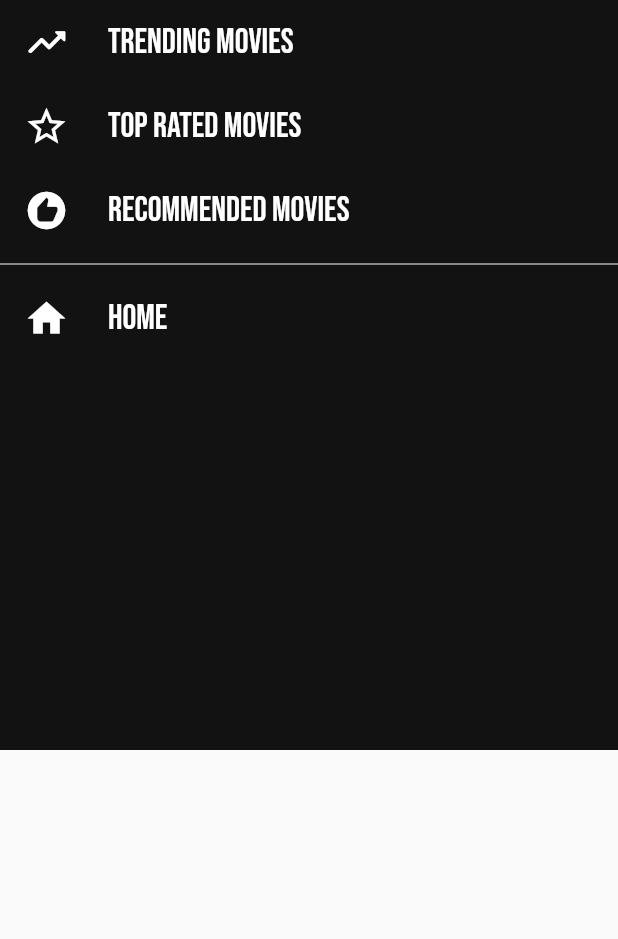
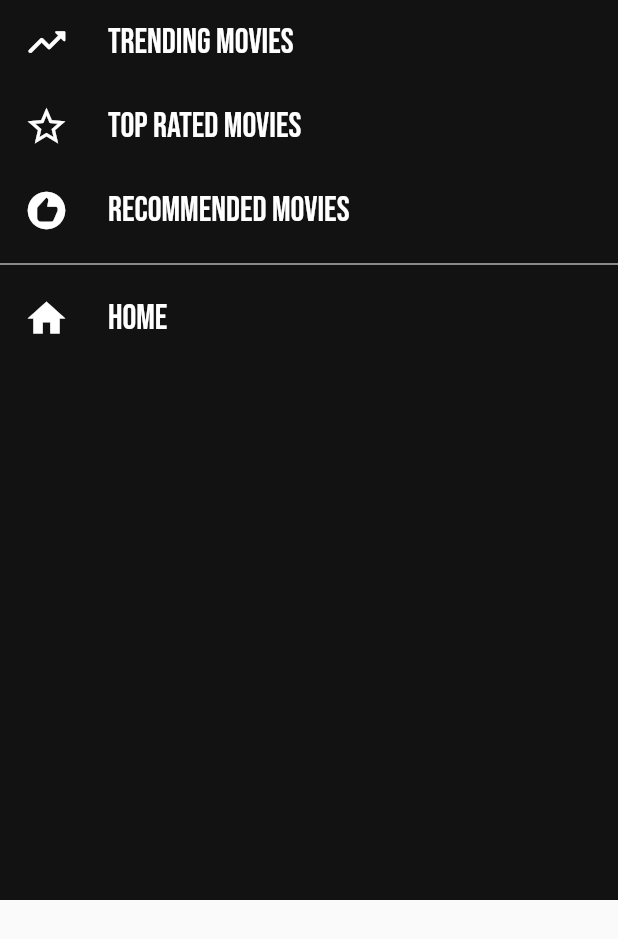
Before and after one commit to utkarsh-009/Moviflix-Recommendation-System, a Flutter app: the MyDrawerList widget shown alone on an empty page, opened directly, on a phone screen of 412 x 824 dp. Shown: the top 939 px of the screen. Run offline on Flutter 3.47's test engine with Material 2 defaults, Android fonts, the phone set to English and light mode, and no system bars; our stand-ins replace animated_splash_screen, google_fonts, velocity_x; missing offline and left inert: dart:ffi; network calls fail.

Commit message:
drawer ui done

```diff
--- a/moviflix_app/lib/widgets/myDrawerList.dart
+++ b/moviflix_app/lib/widgets/myDrawerList.dart
@@ -9,8 +9,10 @@ class MyDrawerList extends StatelessWidget {
 
   @override
   Widget build(BuildContext context) {
-    return Container(
-      height: 500,
+    return Column(
+      children: [
+        Container(
+          height: 600,
           color: Color(0xFF121212),
           child: ListView(
             children: [
@@ -86,6 +88,8 @@ class MyDrawerList extends StatelessWidget {
               ),
             ],
           ),
+        ),
+      ],
     );
   }
 }
```
Lines whose indentation alone changed are shown as unchanged.
